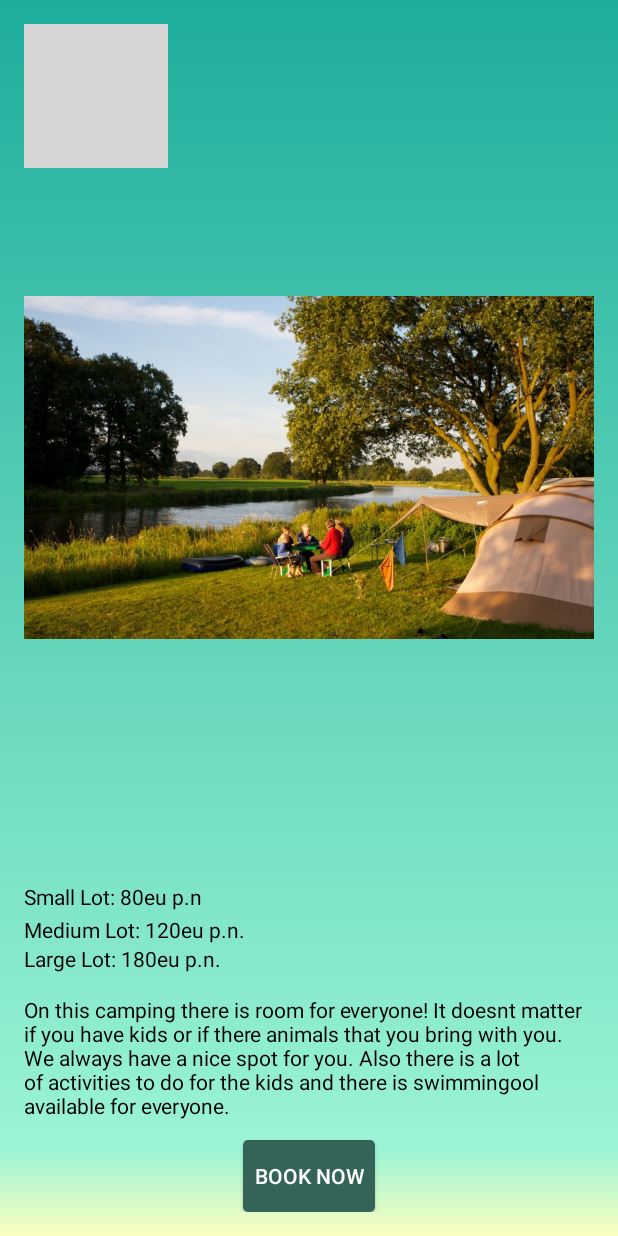
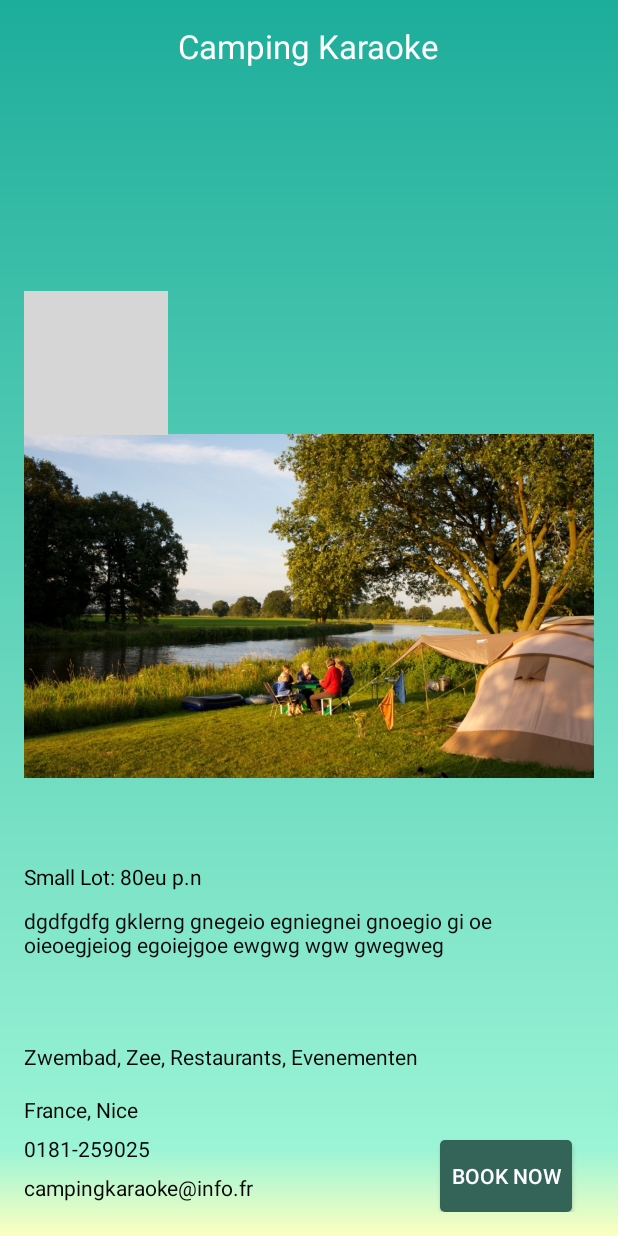
Before and after one commit to tylerdegraaff/easyspot, an Android app: the layout activity_camping_detail.xml on its own in the app's theme, with its tools: preview values and no code run, on a phone screen of 412 x 824 dp. Run offline under Robolectric (Android 15) with nearby library versions, the phone set to English and light mode, and no system bars; grey boxes are pictures that could not be loaded.

Commit message:
Detail activity camping

```diff
--- a/app/src/main/java/nl/hr/tylerdegraaff/easyspot/MainActivity.java
+++ b/app/src/main/java/nl/hr/tylerdegraaff/easyspot/MainActivity.java
@@ -6,6 +6,8 @@ import android.os.Bundle;
 import android.view.View;
 
 public class MainActivity extends AppCompatActivity {
+
+    DBHandler db;
 
     @Override
     protected void onCreate(Bundle savedInstanceState) {
--- a/app/src/main/res/layout/activity_booking_camping.xml
+++ b/app/src/main/res/layout/activity_booking_camping.xml
@@ -43,7 +43,7 @@
         android:id="@+id/booking_end_date"
         android:text="06-09-2016"
         android:layout_below="@+id/textView37"
-        android:layout_toStartOf="@+id/button11"
+        android:layout_toStartOf="@+id/reservate"
         android:layout_marginEnd="19dp"
         android:textIsSelectable="false"
         android:textColor="#000000" />
@@ -177,7 +177,7 @@
         android:layout_width="wrap_content"
         android:layout_height="wrap_content"
         android:text="Next"
-        android:id="@+id/button11"
+        android:id="@+id/reservate"
         android:onClick="goToStepThree"
         android:background="@drawable/button_selector"
         android:textColor="#ffffff"
--- a/app/src/main/res/layout/activity_camping_detail.xml
+++ b/app/src/main/res/layout/activity_camping_detail.xml
@@ -12,14 +12,14 @@
     android:background="@drawable/background">
 
     <ImageView
-        android:layout_width="wrap_content"
-        android:layout_height="wrap_content"
+        android:layout_width="400dp"
+        android:layout_height="400dp"
         android:id="@+id/detail_camping_image"
         android:src="@drawable/camping3"
         android:paddingTop="20dp"
-        android:layout_marginBottom="76dp"
-        android:layout_above="@+id/textView37"
-        android:layout_alignParentStart="true" />
+        android:layout_marginBottom="166dp"
+        android:layout_above="@+id/reservate"
+        android:layout_alignEnd="@+id/detail_camping_description" />
 
     <TextView
         android:layout_width="wrap_content"
@@ -28,69 +28,92 @@
         android:id="@+id/detail_camping_name"
         android:layout_alignParentTop="true"
         android:layout_centerHorizontal="true"
-        android:textColor="#ffffff" />
+        android:textColor="#ffffff"
+        android:text="Camping Karaoke" />
 
     <Button
         android:layout_width="wrap_content"
         android:layout_height="wrap_content"
         android:text="@string/btn_book_now"
-        android:id="@+id/button11"
+        android:id="@+id/reservate"
         android:onClick="bookNow"
         android:textColor="#ffffff"
         android:background="@drawable/button_selector"
         android:layout_alignParentBottom="true"
-        android:layout_centerHorizontal="true" />
+        android:layout_toEndOf="@+id/detail_camping_name" />
 
     <TextView
         android:layout_width="wrap_content"
         android:layout_height="wrap_content"
         android:textAppearance="?android:attr/textAppearanceSmall"
-        android:text="On this camping there is room for everyone! It doesnt matter if you have kids or if there animals that you bring with you. We always have a nice spot for you. Also there is a lot of activities to do for the kids and there is swimmingool available for everyone."
-        android:id="@+id/textView37"
+        android:text="Small Lot: 80eu p.n"
+        android:id="@+id/detail_camping_price"
         android:textColor="#000000"
-        android:layout_above="@+id/button11"
+        android:layout_alignBottom="@+id/detail_camping_image"
+        android:layout_alignParentStart="true" />
+
+    <ImageView
+        android:layout_width="wrap_content"
+        android:layout_height="wrap_content"
+        android:id="@+id/button_back"
+        android:layout_alignTop="@+id/detail_camping_image"
         android:layout_alignParentStart="true"
-        android:layout_marginBottom="20px" />
+        android:src="@drawable/abc_ic_ab_back_mtrl_am_alpha"
+        android:onClick="Back" />
 
     <TextView
         android:layout_width="wrap_content"
         android:layout_height="wrap_content"
         android:textAppearance="?android:attr/textAppearanceSmall"
-        android:text="Medium Lot: 120eu p.n."
-        android:id="@+id/textView40"
-        android:textColor="#000000"
-        android:layout_alignTop="@+id/textView84"
-        android:layout_alignParentStart="true"
-        android:layout_marginTop="22dp" />
-
-    <TextView
-        android:layout_width="wrap_content"
-        android:layout_height="wrap_content"
-        android:textAppearance="?android:attr/textAppearanceSmall"
-        android:text="Large Lot: 180eu p.n."
-        android:id="@+id/textView50"
-        android:textColor="#000000"
-        android:layout_below="@+id/textView40"
+        android:text="France, Nice "
+        android:id="@+id/detail_camping_address"
+        android:textColor="#050505"
+        android:paddingBottom="10px"
+        android:layout_above="@+id/detail_camping_phone"
         android:layout_alignParentStart="true" />
 
     <TextView
         android:layout_width="wrap_content"
         android:layout_height="wrap_content"
         android:textAppearance="?android:attr/textAppearanceSmall"
-        android:text="Small Lot: 80eu p.n"
-        android:id="@+id/textView84"
-        android:textColor="#000000"
-        android:layout_above="@+id/textView37"
+        android:text="dgdfgdfg gklerng gnegeio egniegnei gnoegio gi oe oieoegjeiog egoiejgoe ewgwg wgw gwegweg"
+        android:id="@+id/detail_camping_description"
+        android:layout_marginTop="29dp"
+        android:layout_alignTop="@+id/detail_camping_price"
         android:layout_alignParentStart="true"
-        android:layout_marginBottom="56dp" />
+        android:textColor="#090909" />
 
-    <ImageView
+    <TextView
         android:layout_width="wrap_content"
         android:layout_height="wrap_content"
-        android:id="@+id/imageView2"
-        android:layout_alignTop="@+id/detail_camping_image"
+        android:textAppearance="?android:attr/textAppearanceSmall"
+        android:text="0181-259025"
+        android:id="@+id/detail_camping_phone"
+        android:textColor="#050505"
+        android:paddingBottom="10px"
+        android:layout_above="@+id/detail_camping_email"
+        android:layout_alignParentStart="true" />
+
+    <TextView
+        android:layout_width="wrap_content"
+        android:layout_height="wrap_content"
+        android:textAppearance="?android:attr/textAppearanceSmall"
+        android:text="campingkaraoke@info.fr"
+        android:id="@+id/detail_camping_email"
+        android:textColor="#050505"
+        android:paddingBottom="10px"
+        android:layout_alignParentBottom="true"
+        android:layout_alignParentStart="true" />
+
+    <TextView
+        android:layout_width="wrap_content"
+        android:layout_height="wrap_content"
+        android:textAppearance="?android:attr/textAppearanceSmall"
+        android:text="Zwembad, Zee, Restaurants, Evenementen"
+        android:id="@+id/detail_camping_facilities"
+        android:layout_marginBottom="16dp"
+        android:layout_above="@+id/detail_camping_address"
         android:layout_alignParentStart="true"
-        android:src="@drawable/abc_ic_ab_back_mtrl_am_alpha"
-        android:onClick="Back" />
+        android:textColor="#070707" />
 
 </RelativeLayout>
```
Also changed, not shown: app/src/main/java/nl/hr/tylerdegraaff/easyspot/CampingDetailActivity.java (+35 -8 lines), app/src/main/java/nl/hr/tylerdegraaff/easyspot/DBHandler.java (+9 -9 lines), app/src/main/java/nl/hr/tylerdegraaff/easyspot/Reservation.java (added, +25 -0 lines), app/src/main/java/nl/hr/tylerdegraaff/easyspot/SearchCampingActivity.java (+18 -8 lines), app/src/main/java/nl/hr/tylerdegraaff/easyspot/SplashScreenActivity.java (+13 -0 lines).
